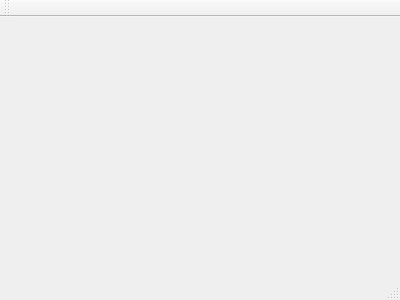
Above: Arquitetura e Organização de Computadores/Assembler/ProcessorSimulator/mainwindow.ui from concatto/ciencia-da-computacao before the change. Below: the same form after it.
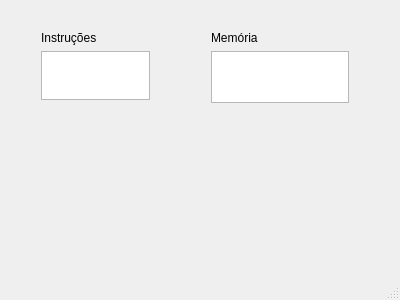
That is the form after the change.

Patch:
```diff
--- a/Arquitetura e Organização de Computadores/Assembler/ProcessorSimulator/mainwindow.ui
+++ b/Arquitetura e Organização de Computadores/Assembler/ProcessorSimulator/mainwindow.ui
@@ -12,13 +12,58 @@
   <property name="windowTitle" >
    <string>MainWindow</string>
   </property>
-  <widget class="QMenuBar" name="menuBar" />
-  <widget class="QToolBar" name="mainToolBar" />
-  <widget class="QWidget" name="centralWidget" />
-  <widget class="QStatusBar" name="statusBar" />
+  <widget class="QWidget" name="centralWidget">
+   <widget class="QWidget" name="verticalLayoutWidget_2">
+    <property name="geometry">
+     <rect>
+      <x>200</x>
+      <y>20</y>
+      <width>160</width>
+      <height>94</height>
+     </rect>
+    </property>
+    <layout class="QVBoxLayout" name="verticalLayout">
+     <item>
+      <widget class="QLabel" name="memoryLabel">
+       <property name="text">
+        <string>Memória</string>
+       </property>
+      </widget>
+     </item>
+     <item>
+      <widget class="QListView" name="memoryList"/>
+     </item>
+    </layout>
+   </widget>
+   <widget class="QWidget" name="verticalLayoutWidget">
+    <property name="geometry">
+     <rect>
+      <x>30</x>
+      <y>20</y>
+      <width>131</width>
+      <height>91</height>
+     </rect>
+    </property>
+    <layout class="QVBoxLayout" name="verticalLayout_2">
+     <item>
+      <widget class="QLabel" name="instructionLabel">
+       <property name="text">
+        <string>Instruções</string>
+       </property>
+      </widget>
+     </item>
+     <item>
+      <widget class="QListWidget" name="instructionList"/>
+     </item>
+    </layout>
+   </widget>
+   <zorder>horizontalLayoutWidget</zorder>
+   <zorder>instructionLabel</zorder>
+   <zorder>verticalLayoutWidget_2</zorder>
+  </widget>
+  <widget class="QStatusBar" name="statusBar"/>
  </widget>
- <layoutDefault spacing="6" margin="11" />
- <pixmapfunction></pixmapfunction>
+ <layoutdefault spacing="6" margin="11"/>
  <resources/>
  <connections/>
 </ui>
```
Left out of the diff: 7 changed lines with no effect on the pictures.
